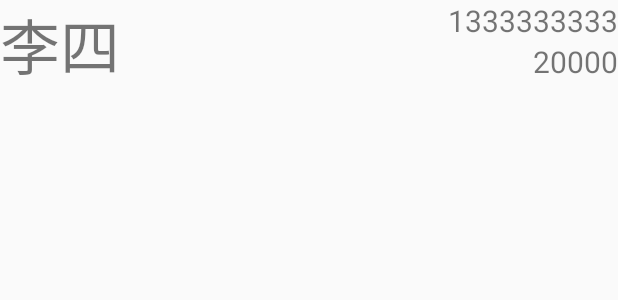
After one commit to ataraxia82/AndroidDemo, an Android app: the layout list_item_relative.xml on its own in the app's theme, with its tools: preview values and no code run, on a phone screen of 412 x 824 dp. The commit adds this screen. Shown: the top 300 px of the screen. Run offline under Robolectric (Android 15) with nearby library versions, the phone set to English and light mode, and no system bars.

Commit message:
selector选择器 & listview

```diff
--- /dev/null
+++ b/app/src/main/res/drawable/gray02_selector.xml
@@ -0,0 +1,6 @@
+<?xml version="1.0" encoding="utf-8"?>
+<selector xmlns:android="http://schemas.android.com/apk/res/android">
+
+    <item android:state_checked="true" android:drawable="@drawable/blue02" />
+    <item android:drawable="@drawable/gray02" />
+</selector>
--- /dev/null
+++ b/app/src/main/res/drawable/gray03_selector.xml
@@ -0,0 +1,6 @@
+<?xml version="1.0" encoding="utf-8"?>
+<selector xmlns:android="http://schemas.android.com/apk/res/android">
+
+    <item android:state_checked="true" android:drawable="@drawable/blue03" />
+    <item android:drawable="@drawable/gray03" />
+</selector>
--- /dev/null
+++ b/app/src/main/res/drawable/gray04_selector.xml
@@ -0,0 +1,6 @@
+<?xml version="1.0" encoding="utf-8"?>
+<selector xmlns:android="http://schemas.android.com/apk/res/android">
+
+    <item android:state_checked="true" android:drawable="@drawable/blue04" />
+    <item android:drawable="@drawable/gray04" />
+</selector>
--- /dev/null
+++ b/app/src/main/res/layout/list_item_relative.xml
@@ -0,0 +1,30 @@
+<?xml version="1.0" encoding="utf-8"?>
+<RelativeLayout xmlns:android="http://schemas.android.com/apk/res/android"
+    android:layout_width="match_parent"
+    android:layout_height="match_parent">
+
+    <TextView
+        android:id="@+id/name"
+        android:textSize="40dp"
+        android:text="李四"
+        android:layout_width="wrap_content"
+        android:layout_height="wrap_content" />
+
+    <TextView
+        android:id="@+id/phone"
+        android:textSize="20dp"
+        android:text="1333333333"
+        android:layout_alignParentRight="true"
+        android:layout_width="wrap_content"
+        android:layout_height="wrap_content" />
+
+    <TextView
+        android:id="@+id/salary"
+        android:textSize="20dp"
+        android:text="20000"
+        android:layout_alignParentRight="true"
+        android:layout_below="@+id/phone"
+        android:layout_width="wrap_content"
+        android:layout_height="wrap_content" />
+
+</RelativeLayout>
```
Also changed, not shown: app/src/main/java/com/example/cn/androiddemo/MainActivity.java (+7 -0 lines), app/src/main/res/drawable/gray01_selector.xml (added, +8 -0 lines), app/src/main/res/layout/activity_main.xml (+13 -26 lines), app/src/main/res/layout/list_item.xml (added, +34 -0 lines), app/src/main/res/values/styles.xml (+9 -0 lines).
